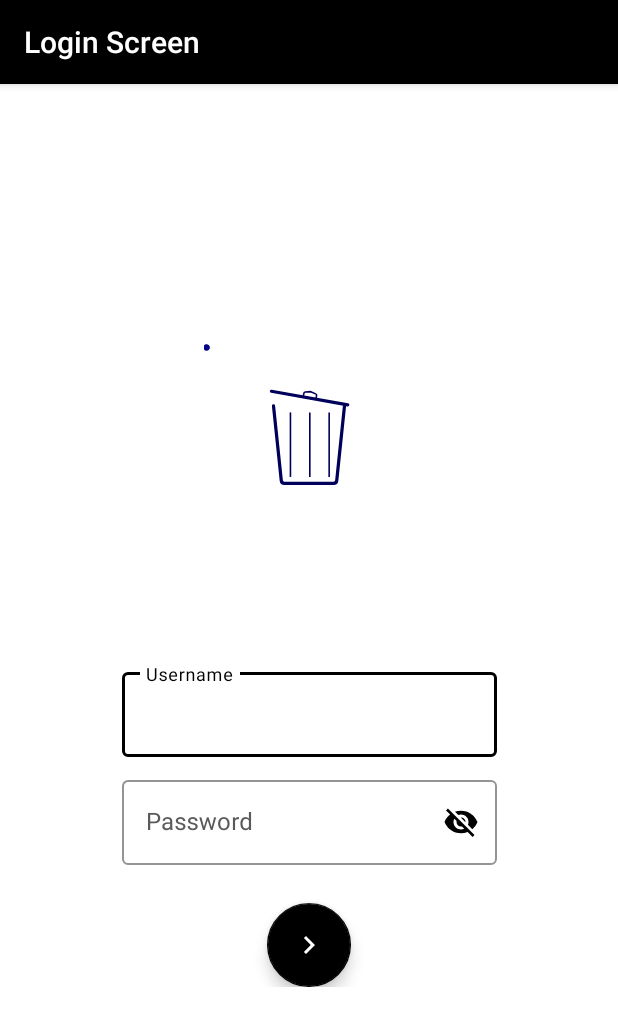
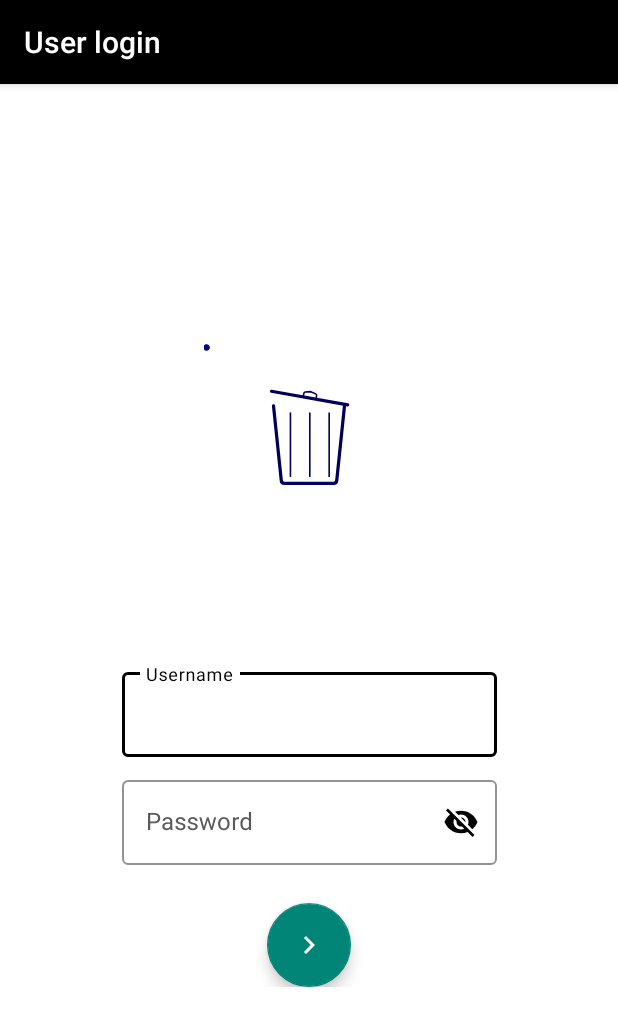
Before and after one commit to jishnu234/FreeTrashUpdate, an Android app: the screen it shows after launch (LoginScreen before the commit, LoginUser after it), after a tap on "Login As User", on a phone screen of 412 x 824 dp. Shown: the top 1026 px of the screen. Run offline under Robolectric (Android 15) with nearby library versions, the phone set to English and light mode, and no system bars; our stand-ins replace Firebase (no records; nobody signed in at launch, a user with empty details on screens opened directly).

Commit message:
login issue resolved.. another login page for user created

```diff
--- a/app/src/main/AndroidManifest.xml
+++ b/app/src/main/AndroidManifest.xml
@@ -16,7 +16,8 @@
         android:roundIcon="@mipmap/ic_launcher_round"
         android:supportsRtl="true"
         android:theme="@style/Theme.FreeTrashUpdate">
-        <activity android:name=".activity.UpdateUser"></activity>
+        <activity android:name=".activity.LoginUser" android:label="User login"/>
+        <activity android:name=".activity.UpdateUser" />
         <activity android:name=".activity.BinDisplay" />
         <activity android:name=".activity.AdminActivity" />
         <activity android:name=".activity.LoginScreen" />
--- a/app/src/main/java/com/example/freetrashupdate/activity/HomeActivity.java
+++ b/app/src/main/java/com/example/freetrashupdate/activity/HomeActivity.java
@@ -96,17 +96,22 @@ public class HomeActivity extends AppCompatActivity implements View.OnClickListe
     @Override
     public void onClick(View v) {
         if (homeBinding.adminCard.equals(v)) {
-            Intent adminIntent = new Intent(getApplicationContext(), LoginScreen.class);
-            adminIntent.putExtra("tag", "admin");
+            Intent adminIntent = new Intent(HomeActivity.this, LoginScreen.class);
+//            adminIntent.putExtra("tag", "admin");
 //            adminIntent.setFlags(Intent.FLAG_ACTIVITY_CLEAR_TASK | Intent.FLAG_ACTIVITY_NEW_TASK);
             startActivity(adminIntent);
         } else if (homeBinding.userCard.equals(v)) {
-            Intent userIntent = new Intent(getApplicationContext(), LoginScreen.class);
-            userIntent.putExtra("tag", "user");
+            Intent userIntent = new Intent(HomeActivity.this, LoginUser.class);
+//            userIntent.putExtra("tag", "user");
 //            userIntent.setFlags(Intent.FLAG_ACTIVITY_CLEAR_TASK | Intent.FLAG_ACTIVITY_NEW_TASK);
             startActivity(userIntent);
         } else {
             Log.d(TAG, "onClick: Invalid view captured");
         }
     }
+
+    @Override
+    public void onBackPressed() {
+        finish();
+    }
 }
--- /dev/null
+++ b/app/src/main/java/com/example/freetrashupdate/activity/LoginUser.java
@@ -0,0 +1,88 @@
+package com.example.freetrashupdate.activity;
+
+import androidx.annotation.NonNull;
+import androidx.appcompat.app.AppCompatActivity;
+
+import android.content.Intent;
+import android.os.Bundle;
+import android.view.View;
+import android.widget.Toast;
+
+import com.example.freetrashupdate.activity.Utilities.BinPerformance;
+import com.example.freetrashupdate.databinding.ActivityLoginUserBinding;
+import com.google.firebase.database.DataSnapshot;
+import com.google.firebase.database.DatabaseError;
+import com.google.firebase.database.DatabaseReference;
+import com.google.firebase.database.FirebaseDatabase;
+import com.google.firebase.database.ValueEventListener;
+
+public class LoginUser extends AppCompatActivity implements View.OnClickListener {
+
+    private ActivityLoginUserBinding userBinding;
+    private DatabaseReference userReference;
+
+    @Override
+    protected void onCreate(Bundle savedInstanceState) {
+        super.onCreate(savedInstanceState);
+        userBinding = ActivityLoginUserBinding.inflate(getLayoutInflater(), null, false);
+        setContentView(userBinding.getRoot());
+
+        userReference = FirebaseDatabase.getInstance().getReference("User");
+
+        userBinding.loginBtn.setOnClickListener(this);
+    }
+
+    @Override
+    public void onClick(View v) {
+
+        String username = userBinding.username.getEditText().getText().toString().toLowerCase().trim();
+        String password = userBinding.password.getEditText().getText().toString().toLowerCase().trim();
+
+        if(username.isEmpty() || password.isEmpty()) {
+            Toast.makeText(this, "Fields should not be empty", Toast.LENGTH_SHORT).show();
+        } else{
+            userReference.addValueEventListener(new ValueEventListener() {
+                @Override
+                public void onDataChange(@NonNull DataSnapshot snapshot) {
+                    for (DataSnapshot snap : snapshot.getChildren()) {
+                        if (snap.child("username").getValue(String.class).toLowerCase().equals(username.toLowerCase())) {
+                            if (snap.child("password").getValue(String.class).toLowerCase().equals(password.toLowerCase())) {
+                                Intent userIntent = new Intent(getApplicationContext(), BinDisplay.class);
+                                userIntent.addFlags(Intent.FLAG_ACTIVITY_CLEAR_TOP | Intent.FLAG_ACTIVITY_NEW_TASK);
+                                userIntent.putExtra("tag", "user");
+                                startActivity(userIntent);
+                            }
+
+                        }
+                    }
+                }
+
+                @Override
+                public void onCancelled(@NonNull DatabaseError error) {
+
+                }
+            });
+        }
+    }
+
+//    public static boolean isUserExist(DatabaseReference ref, String username, String password) {
+//        final boolean[] existStatus = {false};
+//
+//        ref.addValueEventListener(new ValueEventListener() {
+//            @Override
+//            public void onDataChange(@NonNull DataSnapshot snapshot) {
+//
+//                for (DataSnapshot snap : snapshot.getChildren()) {
+//                    if (snap.child("username").getValue(String.class).toLowerCase().equals(username.toLowerCase())) {
+//                        if (snap.child("password").getValue(String.class).toLowerCase().equals(password.toLowerCase()))
+//                            existStatus[0] = true;
+//                    }
+//                }
+//            }
+//            @Override
+//            public void onCancelled(@NonNull DatabaseError error) { }
+//        });
+//
+//        return existStatus[0];
+//    }
+}
--- a/app/src/main/java/com/example/freetrashupdate/activity/User.java
+++ b/app/src/main/java/com/example/freetrashupdate/activity/User.java
@@ -1,8 +1,8 @@
 package com.example.freetrashupdate.activity;
 
 public class User {
-    String username;
-    String password;
+    private String username;
+    private String password;
 
     public User() {
     }
--- a/app/src/main/res/layout/activity_admin.xml
+++ b/app/src/main/res/layout/activity_admin.xml
@@ -1,5 +1,6 @@
 <?xml version="1.0" encoding="utf-8"?>
-<androidx.constraintlayout.widget.ConstraintLayout xmlns:android="http://schemas.android.com/apk/res/android"
+<androidx.constraintlayout.widget.ConstraintLayout
+    xmlns:android="http://schemas.android.com/apk/res/android"
     xmlns:app="http://schemas.android.com/apk/res-auto"
     xmlns:tools="http://schemas.android.com/tools"
     android:layout_width="match_parent"
@@ -52,9 +53,10 @@
         android:layout_width="wrap_content"
         android:layout_height="wrap_content"
         android:text="Locate"
-        android:background="@color/purple_500"
+        android:background="@color/black"
         android:layout_marginTop="150dp"
         android:onClick="locate"
+        android:textColor="@color/white"
         app:layout_constraintEnd_toEndOf="@+id/image_bin"
         app:layout_constraintStart_toStartOf="@+id/image_bin"
         app:layout_constraintTop_toBottomOf="@+id/image_bin" />
--- a/app/src/main/res/layout/activity_bin_display.xml
+++ b/app/src/main/res/layout/activity_bin_display.xml
@@ -14,7 +14,8 @@
         android:layout_marginTop="45dp"
         app:layout_constraintEnd_toEndOf="parent"
         app:layout_constraintStart_toStartOf="parent"
-        app:layout_constraintTop_toTopOf="parent" />
+        app:layout_constraintTop_toTopOf="parent"
+        />
 
     <ProgressBar
         android:id="@+id/circularProgressbar"
@@ -49,9 +50,10 @@
         android:layout_width="wrap_content"
         android:layout_height="wrap_content"
         android:layout_marginTop="236dp"
-        android:background="@color/purple_500"
+        android:background="@color/black"
         android:onClick="locateButton"
         android:text="Locate"
+        android:textColor="@color/white"
         app:layout_constraintEnd_toEndOf="@+id/image_view"
         app:layout_constraintHorizontal_bias="0.493"
         app:layout_constraintStart_toStartOf="@+id/image_view"
--- /dev/null
+++ b/app/src/main/res/layout/activity_login_user.xml
@@ -0,0 +1,79 @@
+<?xml version="1.0" encoding="utf-8"?>
+<androidx.constraintlayout.widget.ConstraintLayout xmlns:android="http://schemas.android.com/apk/res/android"
+    xmlns:app="http://schemas.android.com/apk/res-auto"
+    xmlns:tools="http://schemas.android.com/tools"
+    android:layout_width="match_parent"
+    android:layout_height="match_parent"
+    android:background="@color/white"
+    tools:context=".activity.LoginUser">
+
+    <LinearLayout
+        android:layout_width="wrap_content"
+        android:layout_height="wrap_content"
+        android:orientation="vertical"
+        android:padding="10dp"
+        app:layout_constraintBottom_toBottomOf="parent"
+        app:layout_constraintEnd_toEndOf="parent"
+        app:layout_constraintStart_toStartOf="parent"
+        app:layout_constraintTop_toTopOf="parent">
+
+        <com.airbnb.lottie.LottieAnimationView
+            android:id="@+id/anim"
+            android:layout_width="140dp"
+            android:layout_height="140dp"
+            android:layout_gravity="center_horizontal"
+            android:layout_marginBottom="80dp"
+            app:lottie_autoPlay="true"
+            app:lottie_loop="true"
+            app:lottie_rawRes="@raw/bin_sample" />
+
+        <com.google.android.material.textfield.TextInputLayout
+            android:id="@+id/username"
+            android:layout_width="250dp"
+            android:layout_height="wrap_content"
+            android:hint="Username"
+            style="@style/Widget.MaterialComponents.TextInputLayout.OutlinedBox"
+            app:boxStrokeColor="@color/black"
+            android:textColorHint="#5A5A5A">
+
+            <com.google.android.material.textfield.TextInputEditText
+                android:layout_width="match_parent"
+                android:layout_height="wrap_content"
+                android:textColor="@color/black"
+                android:lines="1"
+                android:maxLines="1"/>
+        </com.google.android.material.textfield.TextInputLayout>
+
+
+        <com.google.android.material.textfield.TextInputLayout
+            android:id="@+id/password"
+            android:layout_width="250dp"
+            android:layout_height="wrap_content"
+            android:layout_marginTop="10dp"
+            android:hint="Password"
+            app:passwordToggleTint="@color/black"
+            style="@style/Widget.MaterialComponents.TextInputLayout.OutlinedBox"
+            app:boxStrokeColor="@color/black"
+            android:textColorHint="#5A5A5A"
+            app:passwordToggleEnabled="true">
+
+            <com.google.android.material.textfield.TextInputEditText
+                android:layout_width="match_parent"
+                android:layout_height="wrap_content"
+                android:textColor="@color/black"
+                android:lines="1"
+                android:maxLines="1"/>
+        </com.google.android.material.textfield.TextInputLayout>
+
+        <com.google.android.material.floatingactionbutton.FloatingActionButton
+            android:id="@+id/loginBtn"
+            android:layout_width="wrap_content"
+            android:layout_height="wrap_content"
+            android:layout_gravity="center_horizontal"
+            android:layout_marginTop="25dp"
+            android:src="@drawable/right_arrow"
+            android:tint="@color/white"
+            app:background="@color/black" />
+    </LinearLayout>
+
+</androidx.constraintlayout.widget.ConstraintLayout>
--- a/app/src/main/res/values/strings.xml
+++ b/app/src/main/res/values/strings.xml
@@ -3,4 +3,5 @@
     <string name="title_activity_maps">Map</string>
     <string name="admin">Admin Screen</string>
     <string name="user">User Screen</string>
+    <string name="admin_login">Admin Login</string>
 </resources>
```
Also changed, not shown: app/src/main/java/com/example/freetrashupdate/activity/AdminActivity.java (+7 -8 lines), app/src/main/java/com/example/freetrashupdate/activity/BinDisplay.java (+10 -8 lines), app/src/main/java/com/example/freetrashupdate/activity/LoginScreen.java (+224 -134 lines), app/src/main/java/com/example/freetrashupdate/activity/MapsActivity.java (+15 -0 lines), app/src/main/java/com/example/freetrashupdate/activity/UpdateUser.java (+6 -1 lines), app/src/main/java/com/example/freetrashupdate/activity/Utilities/BinPerformance.java (+25 -0 lines).
